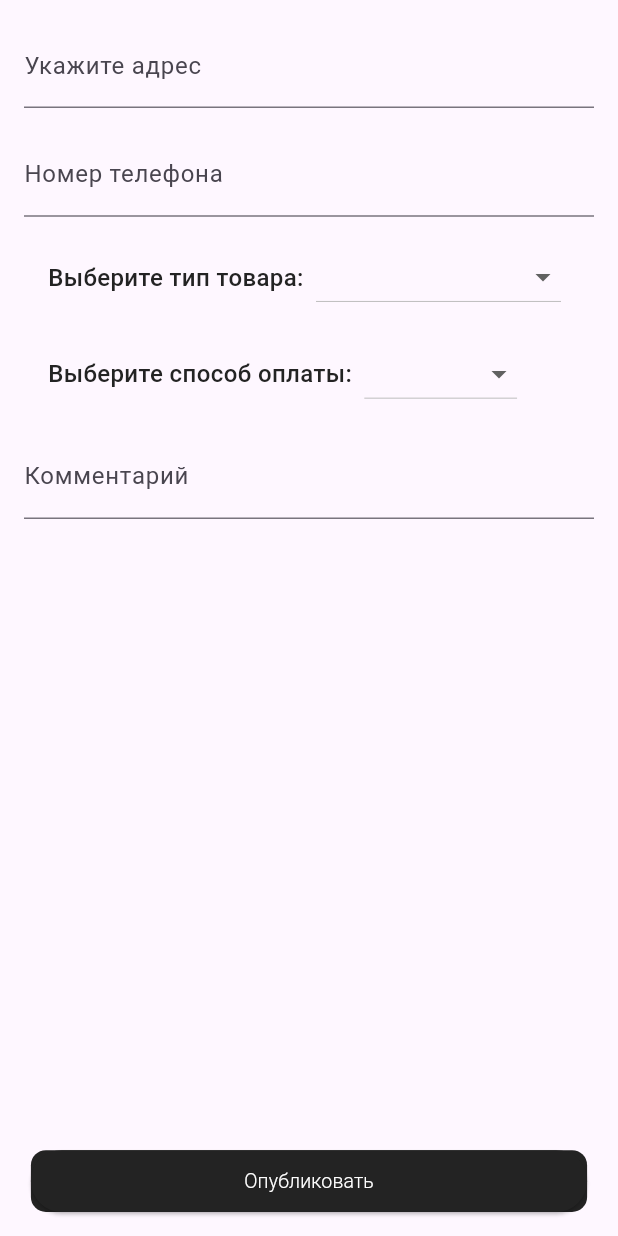
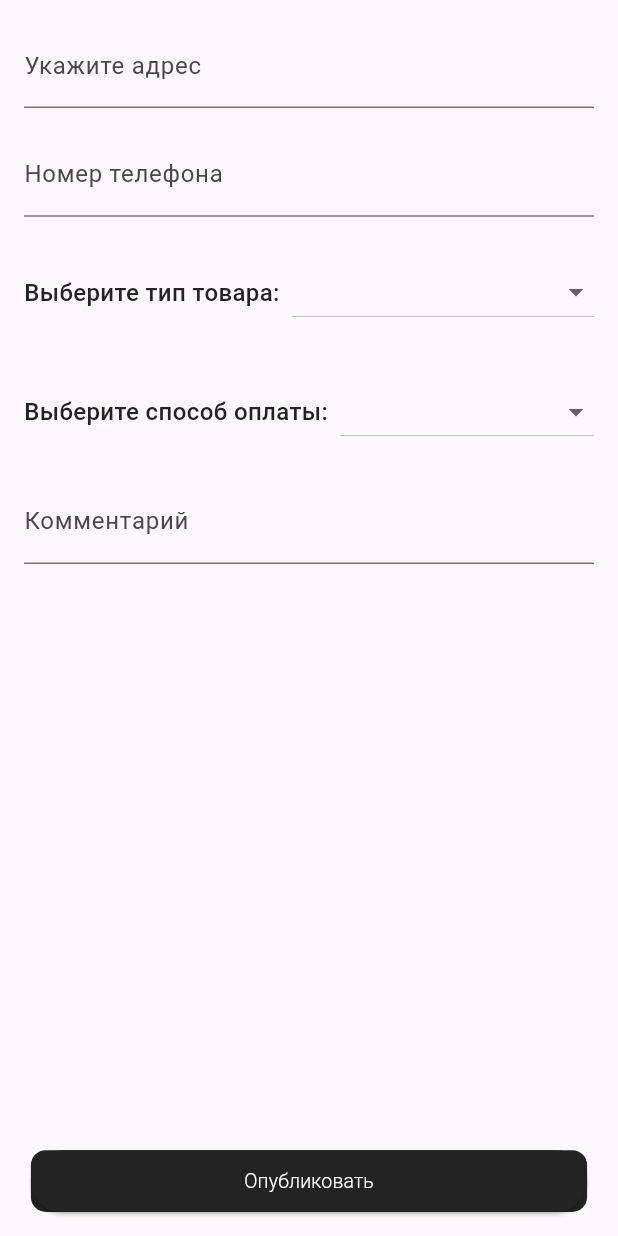
Before and after one commit to Zelv1/diplom_new, a Flutter app: the OrderFormWidget screen opened directly, on a phone screen of 412 x 824 dp. Run offline on Flutter 3.47's test engine with Material 3 defaults, Android fonts, the phone set to English and light mode, and no system bars; our stand-ins replace action_slider, bloc, flutter_bloc, pdf, printing, uni_links; missing offline and left inert: flutter_barcode_scanner, flutter_phone_direct_caller, localstore, universal_html.

Commit message:
delau vsio krome pechati

```diff
--- /dev/null
+++ b/devtools_options.yaml
@@ -0,0 +1 @@
+extensions:
--- a/lib/bloc/deliver_order_bloc/deliver_order_event.dart
+++ b/lib/bloc/deliver_order_bloc/deliver_order_event.dart
@@ -4,6 +4,12 @@ part of 'deliver_order_bloc.dart';
 abstract class DeliverOrderEvent {}
 
 class UpdateOrderStatusEvent extends DeliverOrderEvent {}
+
+class GetDataFromQREvent extends DeliverOrderEvent {
+  final String orderId;
+
+  GetDataFromQREvent({required this.orderId});
+}
 
 class ClaimOrderEvent extends DeliverOrderEvent {
   final OrderModel order;
--- a/lib/bloc/deliver_order_bloc/deliver_order_state.dart
+++ b/lib/bloc/deliver_order_bloc/deliver_order_state.dart
@@ -15,3 +15,5 @@ class ProcessOrderState extends DeliverOrderState {
 }
 
 class WaitProcessOrderState extends DeliverOrderState {}
+
+class OrderHasAlreadyDeliveredState extends DeliverOrderState {}
--- a/lib/elements/order_form.dart
+++ b/lib/elements/order_form.dart
@@ -135,22 +135,32 @@ class _OrderFormWidgetState extends State<OrderFormWidget> {
   Widget buildDropdownButtonField(String labelText, Map<String, String> items,
       String? selectedItem, Function(String?) onChanged) {
     return Padding(
-      padding: const EdgeInsets.symmetric(horizontal: 16.0),
+      padding: const EdgeInsets.only(top: 10.0, bottom: 5),
       child: Row(
         mainAxisAlignment: MainAxisAlignment.start,
         children: [
-          Text(labelText, style: headerTextStyleBlack),
+          Text(
+            labelText,
+            style: headerTextStyleBlack,
+            maxLines: 1,
+          ),
           SizedBox(width: MediaQuery.of(context).size.width * 0.02),
-          DropdownButton<String>(
+          Flexible(
+            child: DropdownButton<String>(
               value: selectedItem,
               onChanged: onChanged,
-            style: headerTextStyleBlack,
+              isExpanded: true,
               items: items.keys.map((String itemKey) {
                 return DropdownMenuItem<String>(
                   value: itemKey,
-                child: Text(items[itemKey]!),
+                  alignment: Alignment.centerRight,
+                  child: Text(
+                    items[itemKey]!,
+                    maxLines: 1,
+                  ),
                 );
               }).toList(),
+            ),
           ),
         ],
       ),
--- a/lib/util/regex.dart
+++ b/lib/util/regex.dart
@@ -1,5 +1,5 @@
 const String addressRegex =
-    r'^(г\.?\s?[А-Яа-я]+,\s*)?(ул\.|пр-т|пер\.)\s?[А-Яа-я]+[А-Яа-я\d\s\-]*\s*,\s*\d{1,3}(?:\\\d{1})?$';
+    r'^(г\.?\s?[А-Яа-я]+,\s*)?(ул\.|пр-т|пер\.)\s?[А-Яа-я]+[А-Яа-я\d\s\-]*\s*,\s*\d{1,3}(?:/\d{1})?$';
 const String phoneNumberRegex =
     r'^\+?375\(?([0-9]{2})\)?[-. ]?([0-9]{3})[-. ]?([0-9]{2})[-. ]?([0-9]{2})$';
 const String organizationNumberRegex =
--- a/pubspec.yaml
+++ b/pubspec.yaml
@@ -52,6 +52,8 @@ dependencies:
   image: ^4.1.7
   path_provider: ^2.1.3
   universal_html: ^2.2.4
+  auto_size_text: ^3.0.0
+  pull_to_refresh: ^2.0.0
 
 dev_dependencies:
   flutter_test:
```
Also changed, not shown: lib/bloc/deliver_order_bloc/deliver_order_bloc.dart (+24 -0 lines), lib/elements/app_bar_menu.dart (+8 -3 lines), lib/elements/order_description.dart (+7 -2 lines), lib/pages/main_page/main_page_courier.dart (+45 -9 lines), lib/pages/main_page/main_page_vendor.dart (+8 -3 lines), lib/util/find_order.dart (added, +12 -0 lines), pubspec.lock. Lines whose indentation alone changed are shown as unchanged.
